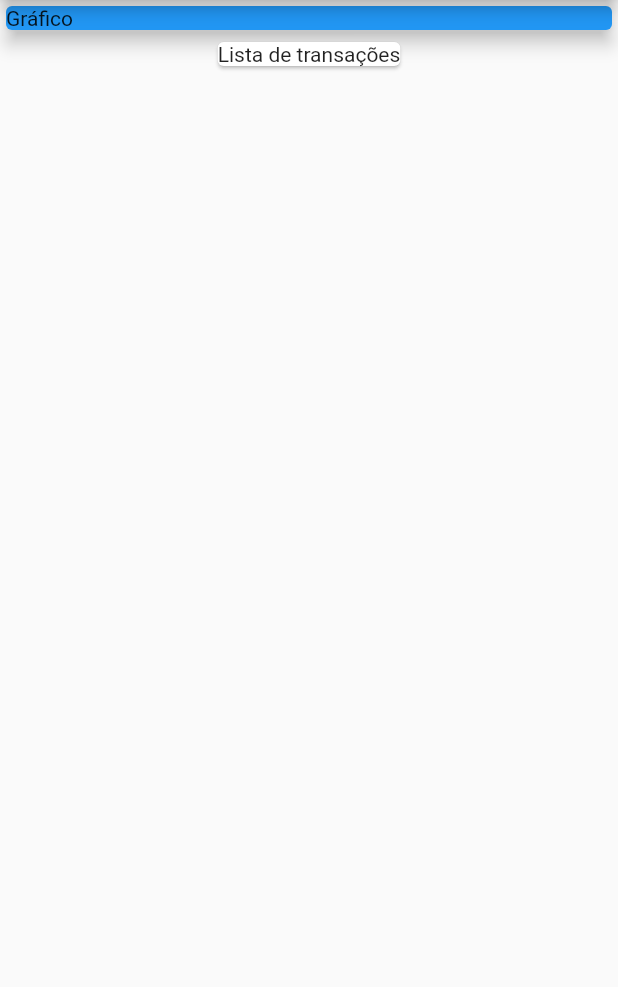
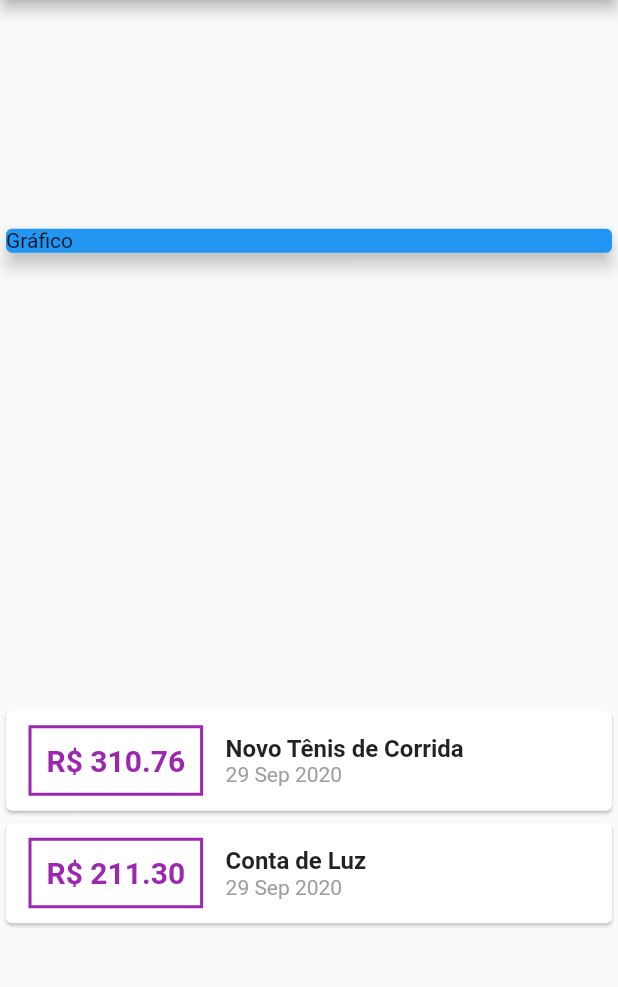
Before and after one commit to harlleybastos/despesas-pessoais, a Flutter app: the screen it shows after launch, on a phone screen of 412 x 824 dp, the part 84-1071 px from its top. Run offline on Flutter 3.47's test engine with Material 2 defaults, Android fonts, the phone set to English and light mode, and no system bars.

Commit message:
:package: implementação lista de itens

```diff
--- a/lib/main.dart
+++ b/lib/main.dart
@@ -1,4 +1,6 @@
+import 'models/transaction.dart';
 import 'package:flutter/material.dart';
+import 'package:intl/intl.dart';
 
 main() => runApp(DespesasPessoais());
 
@@ -13,24 +15,97 @@ class DespesasPessoais extends StatelessWidget {
 
 //Classe criada para instanciar o texto central
 class MyHomePage extends StatelessWidget {
+  final _transactions = [
+    //Lista com modelo de Transações
+    Transaction(
+      id: 't1',
+      title: 'Novo Tênis de Corrida',
+      value: 310.76,
+      date: DateTime.now(),
+    ),
+    Transaction(
+      id: 't2',
+      title: 'Conta de Luz',
+      value: 211.30,
+      date: DateTime.now(),
+    ),
+  ];
+
   @override
   Widget build(BuildContext context) {
     return Scaffold(
       appBar: AppBar(
         title: Text('Despesas Pessoais'),
       ),
-      body: Column( // Column recebe um conjunto de elementos
-        children:<Widget> [ // Lista
-          Container( //Container que envolve toda a parte superior
-            width: double.infinity, //Maximo possivel para expandir o card
+      body: Column(
+        // Column recebe um conjunto de elementos
+        mainAxisAlignment:
+            MainAxisAlignment.spaceAround, // Eixo de cima para baixo
+        crossAxisAlignment:
+            CrossAxisAlignment.stretch, // Eixo de baixo para o lado
+        children: <Widget>[
+          // Lista
+          Container(
+            //Container que envolve toda a parte superior
             child: Card(
               color: Colors.blue,
               child: Text('Gráfico'),
               elevation: 5, //Ideia de elemento 3D
             ),
           ),
-          Card(
-            child: Text('Lista de transações'),
+          Column(
+            //Mostrar transações criadas em lista
+            children: _transactions.map((tr) {
+              //Converter objeto do tipo Transaction em um componente visual
+              return Card(
+                child: Row(
+                  children: <Widget>[
+                    Container(
+                      margin: EdgeInsets.symmetric(
+                        horizontal: 15,
+                        vertical: 10
+                      ),
+                      decoration: BoxDecoration(
+                        border: Border.all(
+                          color: Colors.purple,
+                          width: 2,
+
+                        )
+                      ),
+                      padding: EdgeInsets.all(10),
+                      child: Text(
+                        'R\$ ${tr.value.toStringAsFixed(2)}',//Interpolação com String
+                        style: TextStyle(
+                          fontWeight: FontWeight.bold,
+                          fontSize: 20,
+                          color: Colors.purple,
+
+                        ),
+                      ),
+                    ),
+                    Column(
+                      crossAxisAlignment: CrossAxisAlignment.start,
+                      children: <Widget>[
+                        Text(
+
+                          tr.title,
+                          style: TextStyle(
+                            fontSize: 16,
+                            fontWeight: FontWeight.bold,
+                          ),
+                          ),
+                        Text(
+
+                          DateFormat('d MMM y').format(tr.date), // Data formatada
+                          style: TextStyle(
+                            color: Colors.grey,
+                          ))
+                      ],
+                    )
+                  ],
+                ),
+              );
+            }).toList(),
           )
         ],
       ),
--- /dev/null
+++ b/lib/models/transaction.dart
@@ -0,0 +1,17 @@
+import 'package:flutter/foundation.dart';
+
+class Transaction {
+  final String id;
+  final String title;
+  final double value;
+  final DateTime date;
+
+
+  Transaction({ //Construtor com atributos nomeados
+    @required this.id, // Atributos obrigatórios
+    @required this.title,
+    @required this.value,
+    @required this.date
+
+  });
+}
--- a/pubspec.yaml
+++ b/pubspec.yaml
@@ -23,6 +23,7 @@ environment:
 dependencies:
   flutter:
     sdk: flutter
+  intl: ^0.16.1
 
 
   # The following adds the Cupertino Icons font to your application.
```
Also changed, not shown: pubspec.lock.
